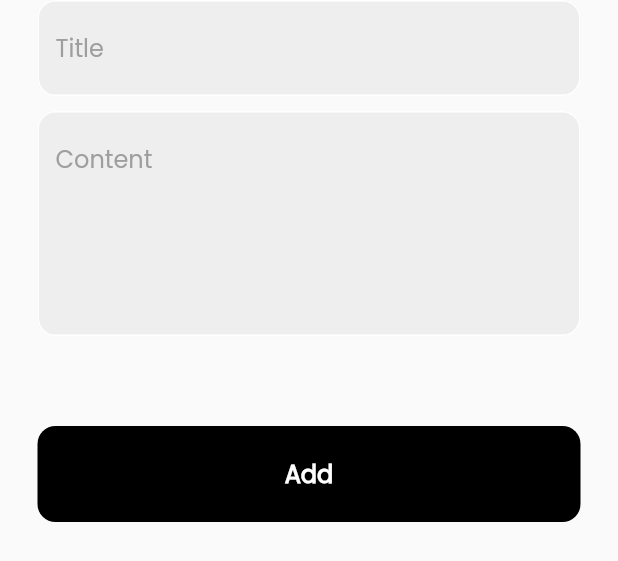
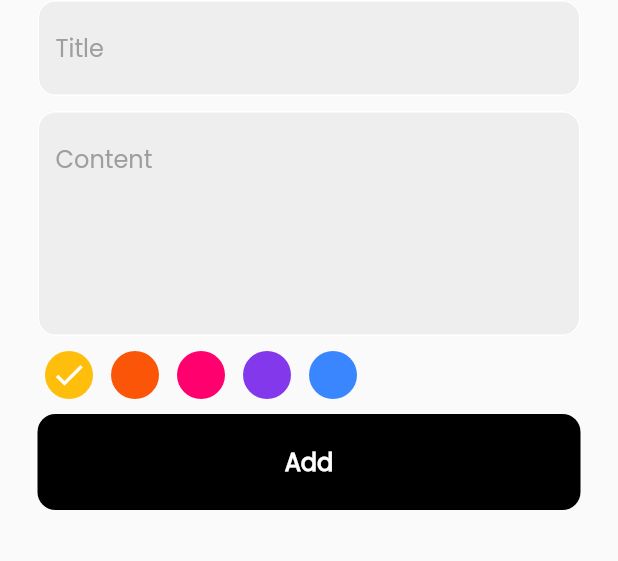
Before and after one commit to kinwaned/note_app, a Flutter app: the AddNoteForm widget shown alone on an empty page, opened directly, on a phone screen of 412 x 824 dp. Shown: the top 561 px of the screen. Run offline on Flutter 3.47's test engine with Material 2 defaults, Android fonts, the phone set to English and light mode, and no system bars; our stand-ins replace bloc, firebase_auth, firebase_core, flutter_bloc, flutter_svg, font_awesome_flutter and 3 more; accounts and stored records are empty.

Commit message:
edit note's color

```diff
--- a/lib/Screens/edit_note_view_body.dart
+++ b/lib/Screens/edit_note_view_body.dart
@@ -4,7 +4,10 @@ import 'package:todo_list_app/components/my_text_field_note.dart';
 import 'package:todo_list_app/cubits/notes/notes_cubit.dart';
 import 'package:todo_list_app/model/note_model.dart';
 
+import '../components/ColorListView.dart';
 import '../components/custom_app_bar.dart';
+import '../components/edit_color_list.dart';
+import '../constants.dart';
 
 class EditNoteViewBody extends StatefulWidget {
   const EditNoteViewBody({super.key, required this.note});
@@ -59,6 +62,7 @@ class _EditNoteViewBodyState extends State<EditNoteViewBody> {
                 hintText:widget.note.subTitle,
                 maxLine: 5,
               ),
+              EditColorList(note: widget.note),
             ],
           ),
         ],
--- /dev/null
+++ b/lib/components/ColorListView.dart
@@ -0,0 +1,62 @@
+import 'package:flutter/material.dart';
+import 'package:flutter_bloc/flutter_bloc.dart';
+import 'package:todo_list_app/constants.dart';
+import 'package:todo_list_app/cubits/add_note_cubit/add_note_cubit.dart';
+
+class ColorItem extends StatelessWidget {
+  const ColorItem({super.key, required this.isSelected, required this.color});
+
+  final bool isSelected;
+  final Color color;
+  @override
+  Widget build(BuildContext context) {
+    return isSelected
+        ?  CircleAvatar(
+            backgroundColor: color,
+            radius: 16,
+            child: const Icon(
+              Icons.check,
+              color: Colors.white,
+            ))
+        :  CircleAvatar(
+            backgroundColor: color,
+            radius: 16,
+          );
+  }
+}
+
+class ColorListView extends StatefulWidget {
+  const ColorListView({super.key});
+
+  @override
+  State<ColorListView> createState() => _ColorListViewState();
+}
+
+class _ColorListViewState extends State<ColorListView> {
+  int currentIndex = 0;
+
+  @override
+  Widget build(BuildContext context) {
+    return Padding(
+      padding: const EdgeInsets.only(left: 24, bottom: 10, top: 10),
+      child: SizedBox(
+        height: 16 * 2,
+        child: ListView.builder(
+            scrollDirection: Axis.horizontal,
+            itemCount: kColor.length,
+            itemBuilder: (context, index) {
+              return Padding(
+                padding: const EdgeInsets.symmetric(horizontal: 6),
+                child: GestureDetector(
+                    onTap: () {
+                      currentIndex = index;
+                      setState(() {});
+                      BlocProvider.of<AddNoteCubit>(context).color = kColor[index];
+                    },
+                    child: ColorItem(isSelected: currentIndex == index, color: kColor[index])),
+              );
+            }),
+      ),
+    );
+  }
+}
--- a/lib/components/add_notes_form.dart
+++ b/lib/components/add_notes_form.dart
@@ -4,6 +4,7 @@ import 'package:todo_list_app/components/add_button.dart';
 import 'package:todo_list_app/cubits/add_note_cubit/add_note_cubit.dart';
 import 'package:todo_list_app/model/note_model.dart';
 import 'package:intl/intl.dart';
+import 'ColorListView.dart';
 import 'my_text_field_note.dart';
 
 class AddNoteForm extends StatefulWidget {
@@ -13,21 +14,16 @@ class AddNoteForm extends StatefulWidget {
 
   @override
   State<AddNoteForm> createState() => _AddNoteFormState();
-
 }
 
 class _AddNoteFormState extends State<AddNoteForm> {
   final GlobalKey<FormState> formKey = GlobalKey();
 
   AutovalidateMode autoValidateMode = AutovalidateMode.disabled;
-
   String? title, subTitle;
-
-
 
   @override
   Widget build(BuildContext context) {
-
     return Form(
       key: formKey,
       child: Column(
@@ -37,6 +33,7 @@ class _AddNoteFormState extends State<AddNoteForm> {
             onSaved: (value) {
               title = value;
             },
+            maxLine: null,
           ),
           const SizedBox(
             height: 10,
@@ -48,9 +45,10 @@ class _AddNoteFormState extends State<AddNoteForm> {
               subTitle = value;
             },
           ),
-          const SizedBox(
-            height: 60,
-          ),
+          // const SizedBox(
+          //   height: 60,
+          // ),
+          const ColorListView(),
           Padding(
             padding: const EdgeInsets.only(bottom: 30),
             child: BlocBuilder<AddNoteCubit, AddNoteState>(
@@ -60,15 +58,16 @@ class _AddNoteFormState extends State<AddNoteForm> {
                   onTap: () {
                     if (formKey.currentState!.validate()) {
                       formKey.currentState!.save();
-
                       var currentDate = DateTime.now();
-                      var formattedDate = DateFormat('EE-dd-mm-yyyy').format(currentDate);
+                      var formattedDate =
+                          DateFormat('EE-dd-mm-yyyy').format(currentDate);
                       var notesModel = NoteModel(
                           color: Colors.white.value,
                           date: formattedDate,
                           subTitle: subTitle!,
                           title: title!);
-                      BlocProvider.of<AddNoteCubit>(context).addNote(notesModel);
+                      BlocProvider.of<AddNoteCubit>(context)
+                          .addNote(notesModel);
                     } else {
                       autoValidateMode = AutovalidateMode.always;
                       setState(() {});
--- a/lib/components/custom_note_item.dart
+++ b/lib/components/custom_note_item.dart
@@ -22,7 +22,7 @@ class NoteItem extends StatelessWidget {
       child: Container(
         padding: const EdgeInsets.only(top: 24, bottom: 24, left: 16),
         decoration: BoxDecoration(
-            color: Colors.amber, borderRadius: BorderRadius.circular(16)),
+            color: Color(note.color), borderRadius: BorderRadius.circular(16)),
         child: Column(
           crossAxisAlignment: CrossAxisAlignment.end,
           children: [
--- a/lib/constants.dart
+++ b/lib/constants.dart
@@ -1,11 +1,11 @@
 import 'package:flutter/animation.dart';
 
-const kPrimaryColor = Color(0xff62FCD7);
+const kPrimaryColor = Color(0xff50c7aa);
 const kNotesBox = 'notes_box';
-List<Color> kColors = const [
-  Color(0xffAC3931),
-  Color(0xffE5D352),
-  Color(0xffD9E76C),
-  Color(0xff537D8D),
-  Color(0xff482C3D),
+List<Color> kColor= const [
+  Color(0xffffbe0b),
+  Color(0xfffb5607),
+  Color(0xffff006e),
+  Color(0xff8338ec),
+  Color(0xff3a86ff),
 ];
--- a/lib/cubits/add_note_cubit/add_note_cubit.dart
+++ b/lib/cubits/add_note_cubit/add_note_cubit.dart
@@ -1,4 +1,5 @@
 import 'package:bloc/bloc.dart';
+import 'package:flutter/material.dart';
 import 'package:hive_flutter/hive_flutter.dart';
 import 'package:meta/meta.dart';
 import 'package:todo_list_app/constants.dart';
@@ -8,10 +9,11 @@ part 'add_note_state.dart';
 
 class AddNoteCubit extends Cubit<AddNoteState> {
   AddNoteCubit() : super(AddNoteInitial());
-
+  Color color = const Color(0xffffbe0b);
   addNote(NoteModel note) async {
     emit(AddNoteLoading());
     try {
+      note.color = color.value;
       var notesBox = Hive.box<NoteModel>(kNotesBox);
       await notesBox.add(note);
       emit(AddNoteSuccess());
--- a/lib/view/notes_view.dart
+++ b/lib/view/notes_view.dart
@@ -5,6 +5,7 @@ import 'package:flutter_bloc/flutter_bloc.dart';
 import 'package:todo_list_app/components/add_notes.dart';
 import 'package:todo_list_app/components/custom_app_bar.dart';
 import 'package:todo_list_app/Screens/notes_item_list_view.dart';
+import 'package:todo_list_app/constants.dart';
 import 'package:todo_list_app/cubits/notes/notes_cubit.dart';
 import 'package:todo_list_app/view/widgets/notes_view_body.dart';
 
@@ -18,6 +19,8 @@ class NotesView extends StatelessWidget {
     return Scaffold(
       resizeToAvoidBottomInset: false,
       floatingActionButton: FloatingActionButton(
+        splashColor: Colors.white,
+        backgroundColor: Colors.black,
         onPressed: () {
           showModalBottomSheet(
               isScrollControlled: true,
```
Also changed, not shown: lib/components/edit_color_list.dart (added, +46 -0 lines).
